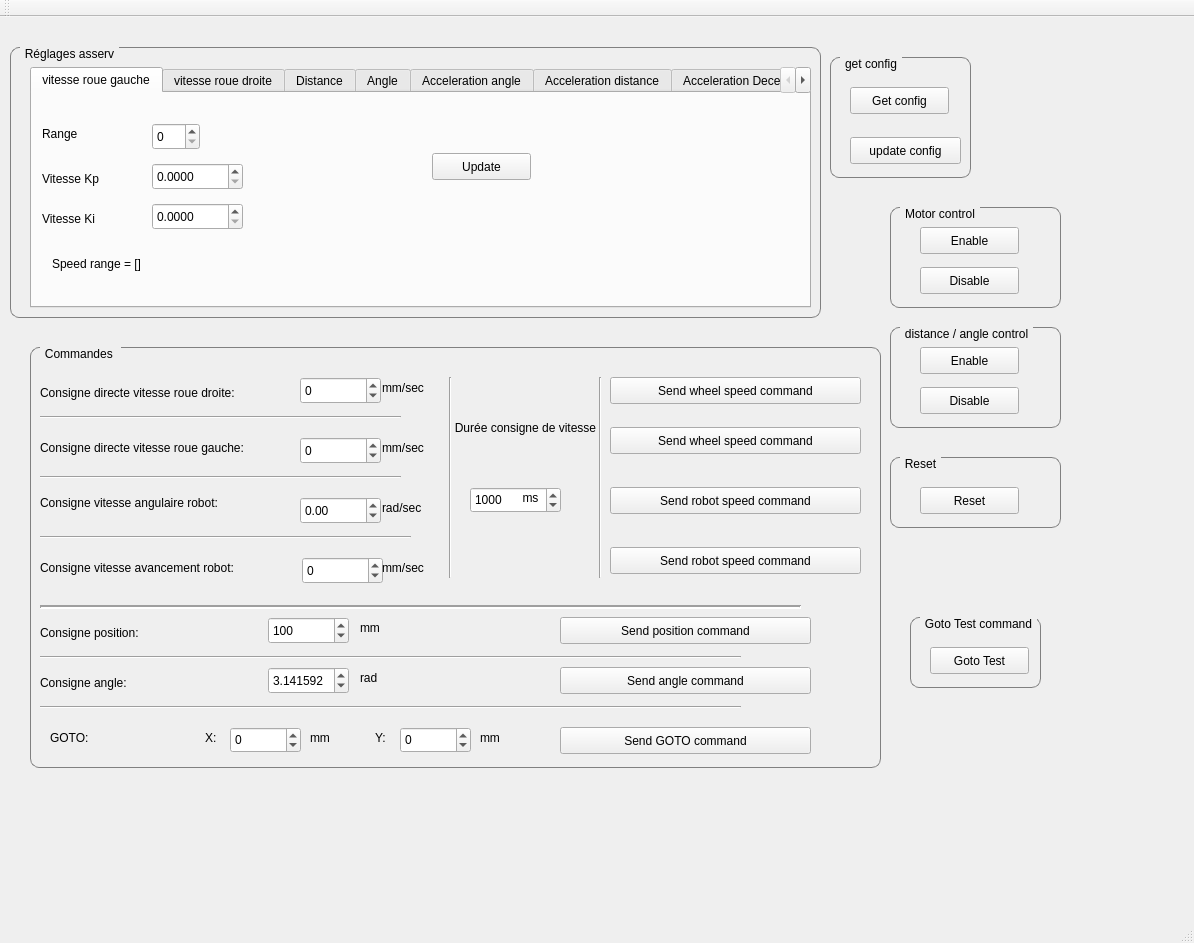
Qt form asserv_stream_plugin/asservstreamcontrolpanel.ui (EsialRobotik/plotjuggler_asservstream_plugin) before a commit.
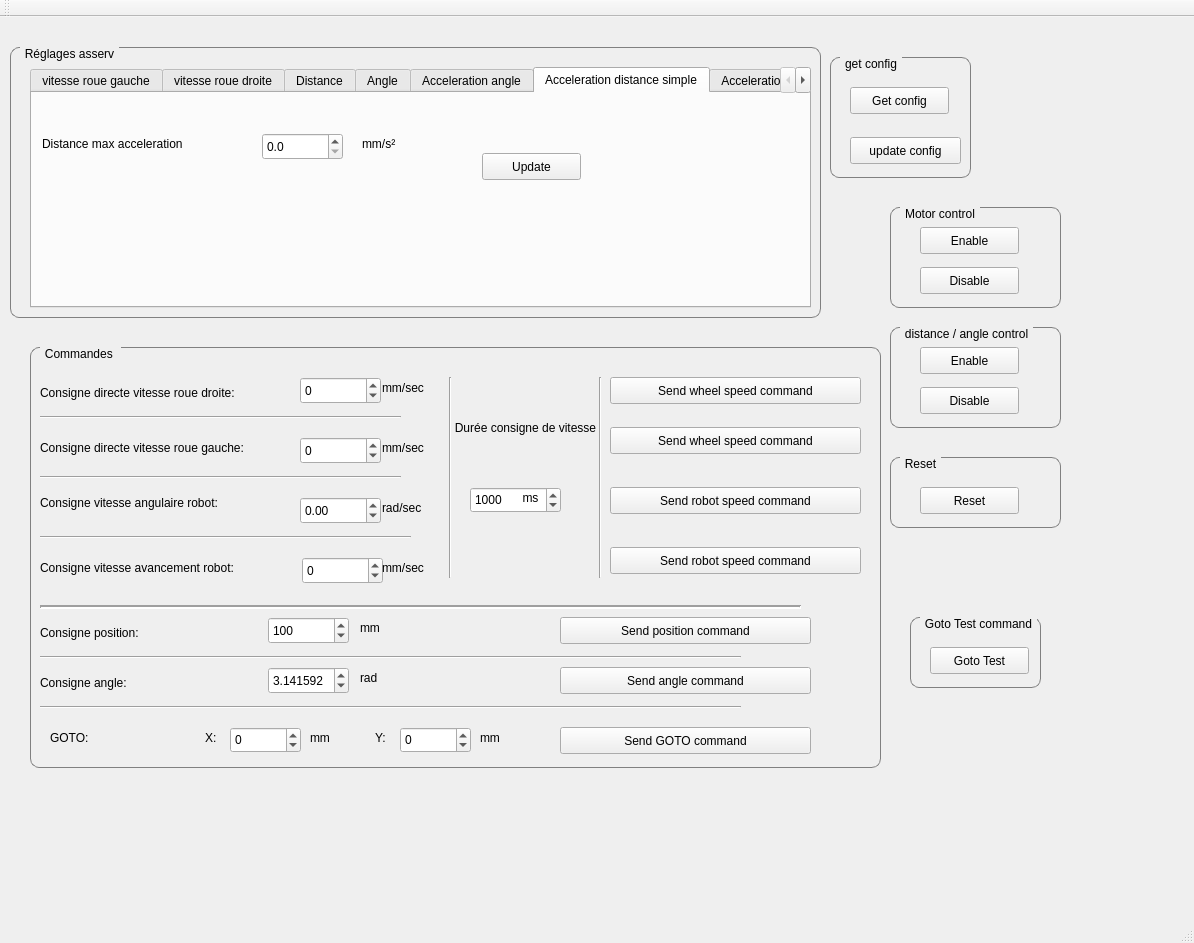
The same form after that commit. The open tabs and pages were chosen to show the change.

Commit message: Added a tab to tune simple dist acc limiter + tuning commands now use cbor to communicate with the asserv board

```diff
--- a/asserv_stream_plugin/asservstreamcontrolpanel.ui
+++ b/asserv_stream_plugin/asservstreamcontrolpanel.ui
@@ -56,7 +56,6 @@
      </property>
      <property name="font">
       <font>
-       <weight>50</weight>
        <bold>false</bold>
       </font>
      </property>
@@ -473,22 +472,78 @@
         <string>mm/s²</string>
        </property>
       </widget>
-      <widget class="QLabel" name="label_34">
+     </widget>
+     <widget class="QWidget" name="tab">
+      <attribute name="title">
+       <string>Acceleration distance simple</string>
+      </attribute>
+      <widget class="QDoubleSpinBox" name="dist_acc_simple_max">
+       <property name="enabled">
+        <bool>true</bool>
+       </property>
+       <property name="geometry">
+        <rect>
+         <x>230</x>
+         <y>40</y>
+         <width>81</width>
+         <height>27</height>
+        </rect>
+       </property>
+       <property name="decimals">
+        <number>1</number>
+       </property>
+       <property name="maximum">
+        <double>10000.000000000000000</double>
+       </property>
+       <property name="singleStep">
+        <double>0.100000000000000</double>
+       </property>
+      </widget>
+      <widget class="QLabel" name="label_75">
+       <property name="geometry">
+        <rect>
+         <x>330</x>
+         <y>40</y>
+         <width>121</width>
+         <height>21</height>
+        </rect>
+       </property>
+       <property name="text">
+        <string>mm/s²</string>
+       </property>
+      </widget>
+      <widget class="QLabel" name="label_31">
        <property name="geometry">
         <rect>
          <x>10</x>
-         <y>90</y>
-         <width>481</width>
-         <height>81</height>
+         <y>20</y>
+         <width>211</width>
+         <height>61</height>
         </rect>
        </property>
        <property name="text">
-        <string>(Also left wheel acceleration limit for direct speed consign)</string>
+        <string>Distance max acceleration</string>
        </property>
        <property name="wordWrap">
         <bool>true</bool>
        </property>
       </widget>
+      <widget class="QPushButton" name="distance_acc_simple_update_btn">
+       <property name="enabled">
+        <bool>true</bool>
+       </property>
+       <property name="geometry">
+        <rect>
+         <x>450</x>
+         <y>60</y>
+         <width>99</width>
+         <height>27</height>
+        </rect>
+       </property>
+       <property name="text">
+        <string>Update</string>
+       </property>
+      </widget>
      </widget>
      <widget class="QWidget" name="tab_acc_dist">
       <property name="enabled">
@@ -501,7 +556,7 @@
        </font>
       </property>
       <attribute name="title">
-       <string>Acceleration distance</string>
+       <string>Acceleration distance advanced</string>
       </attribute>
       <widget class="QLabel" name="label_33">
        <property name="geometry">
@@ -570,22 +625,6 @@
         <string>Update</string>
        </property>
       </widget>
-      <widget class="QLabel" name="label_31">
-       <property name="geometry">
-        <rect>
-         <x>10</x>
-         <y>50</y>
-         <width>361</width>
-         <height>61</height>
-        </rect>
-       </property>
-       <property name="text">
-        <string>(Also right wheel acceleration limit for direct speed consign)</string>
-       </property>
-       <property name="wordWrap">
-        <bool>true</bool>
-       </property>
-      </widget>
       <widget class="QDoubleSpinBox" name="dist_acc_min">
        <property name="enabled">
         <bool>true</bool>
```
Left out of the diff: 18 changed lines with no effect on the pictures. The commit also changes 4 other files.
